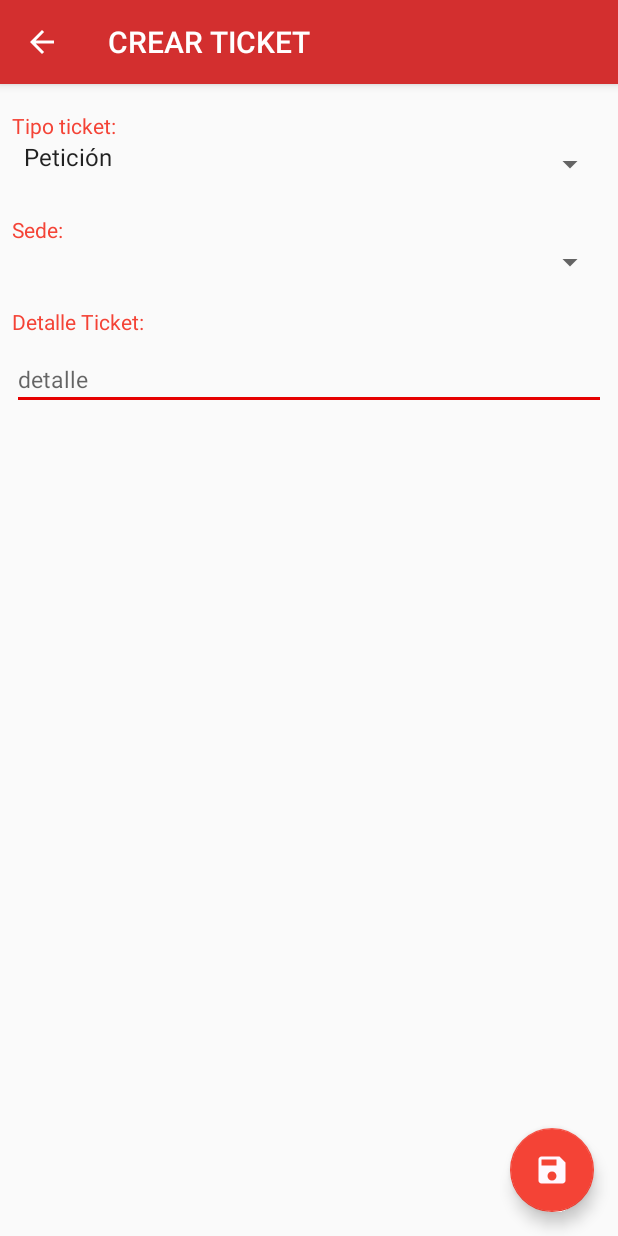
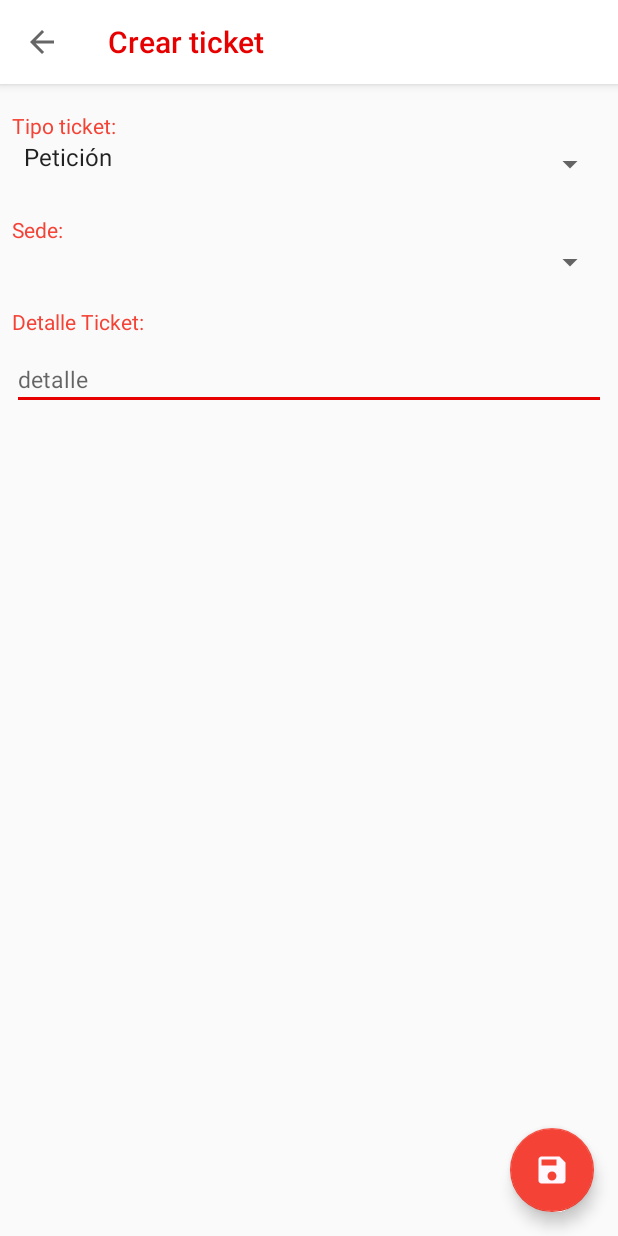
Before and after one commit to atangji/FirebaseDB, an Android app: the InsertarTicketActivity screen opened directly, with no data from a screen before it, on a phone screen of 412 x 824 dp. Run offline under Robolectric (Android 15) with nearby library versions, the phone set to English and light mode, and no system bars; our stand-ins replace Firebase (no records; nobody signed in at launch, a user with empty details on screens opened directly).

Commit message:
ultimas actualizaciones toolbar insertar sede e insertar ticket

```diff
--- a/app/src/main/java/com/example/firebasedb/InsertarSedeActivity.java
+++ b/app/src/main/java/com/example/firebasedb/InsertarSedeActivity.java
@@ -77,6 +77,12 @@ public class InsertarSedeActivity extends AppCompatActivity {
         etDireccion = (EditText) findViewById(R.id.eTextSedeDir);
         eTextProvinciaSede = (TextView) findViewById(R.id.eTextProvinciaSede);
         eTextPoblacionSede = (Spinner) findViewById(R.id.eTextPoblacionSede);
+
+        Toolbar toolbar = (Toolbar) findViewById(R.id.toolbar);
+        setSupportActionBar(toolbar);
+        getSupportActionBar().setDisplayShowTitleEnabled(true);
+        getSupportActionBar().setDisplayHomeAsUpEnabled(true);
+
         FloatingActionButton fab = findViewById(R.id.fab);
         fab.setOnClickListener(new View.OnClickListener() {
             @Override
--- a/app/src/main/java/com/example/firebasedb/InsertarTicketActivity.java
+++ b/app/src/main/java/com/example/firebasedb/InsertarTicketActivity.java
@@ -76,6 +76,10 @@ public class InsertarTicketActivity extends AppCompatActivity {
         eTextTipoTicket = (Spinner)findViewById(R.id.eTextTipoTicket);
         eTextSedeTicket = (Spinner)findViewById(R.id.eTextSedeTicket);
         eTextDetalleTicket = (EditText) findViewById(R.id.eTextDetalleTicket);
+        Toolbar toolbar = (Toolbar) findViewById(R.id.toolbar);
+        setSupportActionBar(toolbar);
+        getSupportActionBar().setDisplayShowTitleEnabled(true);
+        getSupportActionBar().setDisplayHomeAsUpEnabled(true);
 
         progressDialog = new ProgressDialog(this);
         FloatingActionButton fab = findViewById(R.id.fab);
--- a/app/src/main/res/layout/activity_insertar_ticket.xml
+++ b/app/src/main/res/layout/activity_insertar_ticket.xml
@@ -9,17 +9,15 @@
     <com.google.android.material.appbar.AppBarLayout
         android:layout_width="match_parent"
         android:layout_height="wrap_content"
-        android:theme="@style/AppTheme.AppBarOverlay">
+        android:theme="@style/AppTheme.NoActionBar">
 
         <androidx.appcompat.widget.Toolbar
             android:id="@+id/toolbar"
             android:layout_width="match_parent"
             android:layout_height="?attr/actionBarSize"
-
-            android:background="@color/md_red_700"
-            app:titleTextColor="@color/blanco"
-            app:title="CREAR TICKET"
-            app:popupTheme="@style/AppTheme.PopupOverlay" />
+            app:titleTextColor="#E60000"
+            app:title="Crear ticket"
+            app:popupTheme="@style/AppTheme.NoActionBar" />
 
     </com.google.android.material.appbar.AppBarLayout>
 
--- a/app/src/main/res/values/styles.xml
+++ b/app/src/main/res/values/styles.xml
@@ -14,7 +14,7 @@
     <style name="CustomToolBarStyle" parent="@style/Widget.AppCompat.Toolbar">
         <item name="titleTextColor">#E60000</item>
         <!-- Customize color of navigation drawer icon and back arrow -->
-        <item name="colorControlNormal">#E60000</item>
+
     </style>
 
 
```
Also changed, not shown: app/src/main/res/layout/activity_insertar_sede.xml (+4 -5 lines).
